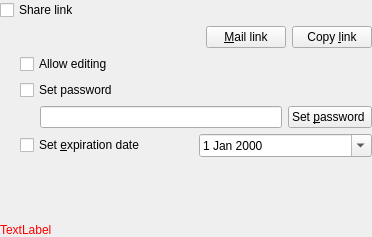
This is src/gui/sharelinkwidget.ui in nextcloud/desktop as Qt 5 draws it before an edit. The edited form follows.
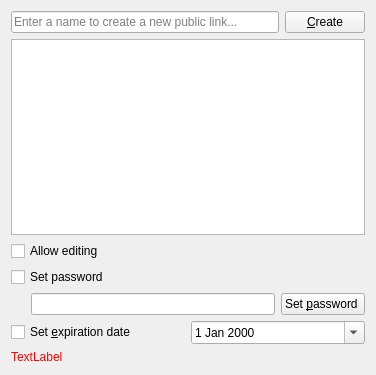
This is the edited form.

Commit message: ShareDialog: Add support for multiple public link shares #5655

```diff
--- a/src/gui/sharelinkwidget.ui
+++ b/src/gui/sharelinkwidget.ui
@@ -6,95 +6,71 @@
    <rect>
     <x>0</x>
     <y>0</y>
-    <width>372</width>
-    <height>237</height>
+    <width>376</width>
+    <height>375</height>
    </rect>
   </property>
   <property name="windowTitle">
    <string>Share NewDocument.odt</string>
   </property>
-  <layout class="QGridLayout" name="gridLayout_3">
-   <property name="leftMargin">
-    <number>0</number>
-   </property>
-   <property name="topMargin">
-    <number>0</number>
-   </property>
-   <property name="rightMargin">
-    <number>0</number>
-   </property>
-   <property name="bottomMargin">
-    <number>0</number>
-   </property>
-   <item row="0" column="0">
-    <layout class="QHBoxLayout" name="horizontalLayout_shareLink">
+  <layout class="QVBoxLayout" name="verticalLayout">
+   <item>
+    <layout class="QHBoxLayout" name="horizontalLayout_create">
      <item>
-      <widget class="QCheckBox" name="checkBox_shareLink">
+      <widget class="QLineEdit" name="nameLineEdit">
+       <property name="placeholderText">
+        <string>Enter a name to create a new public link...</string>
+       </property>
+      </widget>
+     </item>
+     <item>
+      <widget class="QPushButton" name="createShareButton">
        <property name="text">
-        <string>Share link</string>
+        <string>&amp;Create</string>
        </property>
       </widget>
      </item>
     </layout>
    </item>
-   <item row="3" column="0">
-    <widget class="QLabel" name="errorLabel">
+   <item>
+    <widget class="QTableWidget" name="linkShares">
      <property name="sizePolicy">
-      <sizepolicy hsizetype="MinimumExpanding" vsizetype="Preferred">
+      <sizepolicy hsizetype="MinimumExpanding" vsizetype="MinimumExpanding">
        <horstretch>0</horstretch>
        <verstretch>0</verstretch>
       </sizepolicy>
      </property>
-     <property name="palette">
-      <palette>
-       <active>
-        <colorrole role="WindowText">
-         <brush brushstyle="SolidPattern">
-          <color alpha="255">
-           <red>255</red>
-           <green>0</green>
-           <blue>0</blue>
-          </color>
-         </brush>
-        </colorrole>
-       </active>
-       <inactive>
-        <colorrole role="WindowText">
-         <brush brushstyle="SolidPattern">
-          <color alpha="255">
-           <red>255</red>
-           <green>0</green>
-           <blue>0</blue>
-          </color>
-         </brush>
-        </colorrole>
-       </inactive>
-       <disabled>
-        <colorrole role="WindowText">
-         <brush brushstyle="SolidPattern">
-          <color alpha="255">
-           <red>123</red>
-           <green>121</green>
-           <blue>134</blue>
-          </color>
-         </brush>
-        </colorrole>
-       </disabled>
-      </palette>
+     <property name="horizontalScrollBarPolicy">
+      <enum>Qt::ScrollBarAlwaysOff</enum>
      </property>
-     <property name="text">
-      <string>TextLabel</string>
+     <property name="selectionMode">
+      <enum>QAbstractItemView::SingleSelection</enum>
      </property>
-     <property name="textFormat">
-      <enum>Qt::PlainText</enum>
+     <property name="selectionBehavior">
+      <enum>QAbstractItemView::SelectRows</enum>
      </property>
+     <property name="showGrid">
+      <bool>false</bool>
+     </property>
+     <property name="columnCount">
+      <number>3</number>
+     </property>
+     <attribute name="horizontalHeaderVisible">
+      <bool>false</bool>
+     </attribute>
+     <attribute name="verticalHeaderVisible">
+      <bool>false</bool>
+     </attribute>
+     <column/>
+     <column/>
+     <column/>
     </widget>
    </item>
-   <item row="1" column="0" colspan="2">
-    <widget class="QWidget" name="widget_shareLink" native="true">
+   <item>
+    <widget class="QWidget" name="shareProperties" native="true">
      <layout class="QGridLayout" name="gridLayout_2">
       <property name="leftMargin">
-       <number>20</number>
+       <number>0</number>
       </property>
       <property name="topMargin">
        <number>0</number>
@@ -102,35 +78,11 @@
       <property name="rightMargin">
        <number>0</number>
       </property>
-      <item row="3" column="0">
-       <layout class="QHBoxLayout" name="horizontalLayout">
-        <property name="leftMargin">
-         <number>20</number>
-        </property>
-        <item>
-         <widget class="QLineEdit" name="lineEdit_password">
-          <property name="echoMode">
-           <enum>QLineEdit::Password</enum>
-          </property>
-         </widget>
-        </item>
-        <item>
-         <widget class="QPushButton" name="pushButton_setPassword">
-          <property name="sizePolicy">
-           <sizepolicy hsizetype="Preferred" vsizetype="Fixed">
-            <horstretch>0</horstretch>
-            <verstretch>0</verstretch>
-           </sizepolicy>
-          </property>
-          <property name="text">
-           <string>Set &amp;password </string>
-          </property>
-         </widget>
-        </item>
-       </layout>
-      </item>
-      <item row="5" column="0">
-       <layout class="QHBoxLayout" name="horizontalLayout_2">
+      <property name="bottomMargin">
+       <number>0</number>
+      </property>
+      <item row="4" column="0">
+       <layout class="QHBoxLayout" name="horizontalLayout_expire">
         <property name="leftMargin">
          <number>0</number>
         </property>
@@ -150,80 +102,7 @@
         </item>
        </layout>
       </item>
-      <item row="2" column="0">
-       <layout class="QHBoxLayout" name="horizontalLayout_password">
-        <item>
-         <widget class="QCheckBox" name="checkBox_password">
-          <property name="sizePolicy">
-           <sizepolicy hsizetype="Maximum" vsizetype="Maximum">
-            <horstretch>0</horstretch>
-            <verstretch>0</verstretch>
-           </sizepolicy>
-          </property>
-          <property name="text">
-           <string>Set password</string>
-          </property>
-         </widget>
-        </item>
-        <item>
-         <spacer name="horizontalSpacer_3">
-          <property name="orientation">
-           <enum>Qt::Horizontal</enum>
-          </property>
-          <property name="sizeHint" stdset="0">
-           <size>
-            <width>40</width>
-            <height>20</height>
-           </size>
-          </property>
-         </spacer>
-        </item>
-       </layout>
-      </item>
       <item row="0" column="0">
-       <layout class="QHBoxLayout" name="horizontalLayout_3">
-        <property name="sizeConstraint">
-         <enum>QLayout::SetDefaultConstraint</enum>
-        </property>
-        <item>
-         <widget class="QLabel" name="_labelShareLink">
-          <property name="sizePolicy">
-           <sizepolicy hsizetype="MinimumExpanding" vsizetype="Preferred">
-            <horstretch>0</horstretch>
-            <verstretch>0</verstretch>
-           </sizepolicy>
-          </property>
-          <property name="frameShape">
-           <enum>QFrame::NoFrame</enum>
-          </property>
-          <property name="text">
-           <string/>
-          </property>
-          <property name="textFormat">
-           <enum>Qt::RichText</enum>
-          </property>
-          <property name="openExternalLinks">
-           <bool>true</bool>
-          </property>
-         </widget>
-        </item>
-        <item>
-         <widget class="QPushButton" name="pushButton_mail">
-          <property name="text">
-           <string>&amp;Mail link</string>
-          </property>
-         </widget>
-        </item>
-        <item>
-         <widget class="QPushButton" name="pushButton_copy">
-          <property name="text">
-           <string>Copy &amp;link</string>
-          </property>
-         </widget>
-        </item>
-       </layout>
-      </item>
-      <item row="1" column="0">
        <widget class="QWidget" name="widget_editing" native="true">
         <layout class="QHBoxLayout" name="horizontalLayout_editing">
          <property name="leftMargin">
@@ -261,21 +140,118 @@
         </layout>
        </widget>
       </item>
+      <item row="2" column="0">
+       <layout class="QHBoxLayout" name="horizontalLayout">
+        <property name="leftMargin">
+         <number>20</number>
+        </property>
+        <item>
+         <widget class="QLineEdit" name="lineEdit_password">
+          <property name="echoMode">
+           <enum>QLineEdit::Password</enum>
+          </property>
+         </widget>
+        </item>
+        <item>
+         <widget class="QPushButton" name="pushButton_setPassword">
+          <property name="sizePolicy">
+           <sizepolicy hsizetype="Preferred" vsizetype="Fixed">
+            <horstretch>0</horstretch>
+            <verstretch>0</verstretch>
+           </sizepolicy>
+          </property>
+          <property name="text">
+           <string>Set &amp;password </string>
+          </property>
+         </widget>
+        </item>
+       </layout>
+      </item>
+      <item row="1" column="0">
+       <layout class="QHBoxLayout" name="horizontalLayout_password">
+        <item>
+         <widget class="QCheckBox" name="checkBox_password">
+          <property name="sizePolicy">
+           <sizepolicy hsizetype="Maximum" vsizetype="Maximum">
+            <horstretch>0</horstretch>
+            <verstretch>0</verstretch>
+           </sizepolicy>
+          </property>
+          <property name="text">
+           <string>Set password</string>
+          </property>
+         </widget>
+        </item>
+        <item>
+         <spacer name="horizontalSpacer_3">
+          <property name="orientation">
+           <enum>Qt::Horizontal</enum>
+          </property>
+          <property name="sizeHint" stdset="0">
+           <size>
+            <width>40</width>
+            <height>20</height>
+           </size>
+          </property>
+         </spacer>
+        </item>
+       </layout>
+      </item>
      </layout>
     </widget>
    </item>
-   <item row="2" column="1">
-    <spacer name="verticalSpacer">
-     <property name="orientation">
-      <enum>Qt::Vertical</enum>
+   <item>
+    <widget class="QLabel" name="errorLabel">
+     <property name="sizePolicy">
+      <sizepolicy hsizetype="MinimumExpanding" vsizetype="Preferred">
+       <horstretch>0</horstretch>
+       <verstretch>0</verstretch>
+      </sizepolicy>
      </property>
-     <property name="sizeHint" stdset="0">
-      <size>
-       <width>20</width>
-       <height>40</height>
-      </size>
+     <property name="palette">
+      <palette>
+       <active>
+        <colorrole role="WindowText">
+         <brush brushstyle="SolidPattern">
+          <color alpha="255">
+           <red>255</red>
+           <green>0</green>
+           <blue>0</blue>
+          </color>
+         </brush>
+        </colorrole>
+       </active>
+       <inactive>
+        <colorrole role="WindowText">
+         <brush brushstyle="SolidPattern">
+          <color alpha="255">
+           <red>255</red>
+           <green>0</green>
+           <blue>0</blue>
+          </color>
+         </brush>
+        </colorrole>
+       </inactive>
+       <disabled>
+        <colorrole role="WindowText">
+         <brush brushstyle="SolidPattern">
+          <color alpha="255">
+           <red>123</red>
+           <green>121</green>
+           <blue>134</blue>
+          </color>
+         </brush>
+        </colorrole>
+       </disabled>
+      </palette>
      </property>
-    </spacer>
+     <property name="text">
+      <string>TextLabel</string>
+     </property>
+     <property name="textFormat">
+      <enum>Qt::PlainText</enum>
+     </property>
+    </widget>
    </item>
   </layout>
  </widget>
```
Left out of the diff: 5 changed lines with no effect on the pictures. The commit also changes 7 other files.
